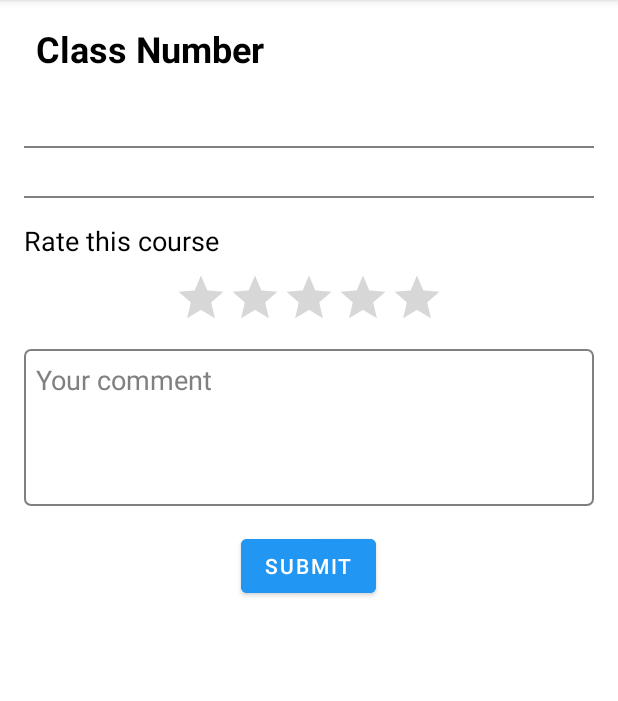
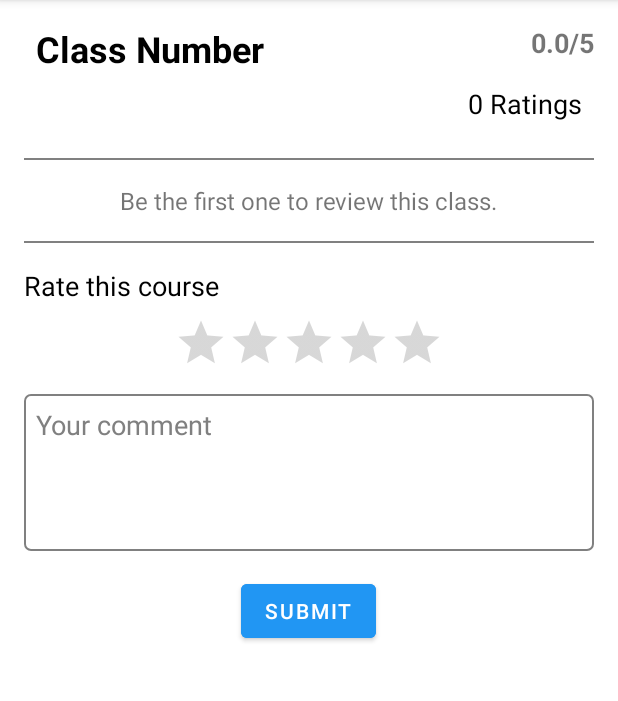
Before and after one commit to saykhar7/ClassRank, an Android app: the CourseRatingsActivity screen opened directly, with no data from a screen before it, on a phone screen of 412 x 824 dp, the part 84-785 px from its top. Run offline under Robolectric (Android 15) with nearby library versions, the phone set to English and light mode, and no system bars; our stand-ins replace Firebase (no records; nobody signed in at launch, a user with empty details on screens opened directly).

Commit message:
ui update

```diff
--- a/app/src/main/java/com/miniboss/classrank/CourseRatingsActivity.java
+++ b/app/src/main/java/com/miniboss/classrank/CourseRatingsActivity.java
@@ -49,7 +49,7 @@ public class CourseRatingsActivity extends AppCompatActivity {
 
     private TextView averageRating;
     private TextView totalRatingsCount;
-    @Override
+    private TextView noReviewsMessage;
     protected void onCreate(Bundle savedInstanceState) {
         super.onCreate(savedInstanceState);
         setContentView(R.layout.activity_course_ratings);
@@ -68,6 +68,7 @@ public class CourseRatingsActivity extends AppCompatActivity {
         courseId = getIntent().getStringExtra("course_id");
         fetchUserRating(courseId);
         fetchAllRatings(courseId);
+        noReviewsMessage = findViewById(R.id.noReviewsMessage);
 
         favoriteButton = findViewById(R.id.favoriteButton);
         favoriteButton.setOnClickListener(v -> toggleFavorite());
@@ -81,6 +82,13 @@ public class CourseRatingsActivity extends AppCompatActivity {
         String deptNameShortString = getIntent().getStringExtra("department_name_short");
         String professorNameString = getIntent().getStringExtra("professor_name");
 
+        if (classNumberValue != -1 && deptNameShortString != null) {
+            String toolbarTitle = deptNameShortString + " " + classNumberValue;
+            if (getSupportActionBar() != null) {
+                getSupportActionBar().setTitle(toolbarTitle);
+            }
+        }
+
         if (classNumberValue != -1) {
             String classNumberString = String.valueOf(classNumberValue);
             classNumber.setText(classNumberString);
@@ -89,8 +97,8 @@ public class CourseRatingsActivity extends AppCompatActivity {
         professorName.setText(professorNameString);
 
         ratingsRecyclerView.setLayoutManager(new LinearLayoutManager(this));
-        ratingsRecyclerView.setAdapter(new RatingsAdapter(this, getSampleRatings()));
-
+        String currentUserId = FirebaseAuth.getInstance().getCurrentUser().getUid();
+        ratingsRecyclerView.setAdapter(new RatingsAdapter(this, getSampleRatings(), currentUserId));
         submitButton.setOnClickListener(new View.OnClickListener() {
             @Override
             public void onClick(View v) {
@@ -170,9 +178,10 @@ public class CourseRatingsActivity extends AppCompatActivity {
                 .whereEqualTo("courseId", courseId)
                 .get()
                 .addOnCompleteListener(task -> {
-                    if (task.isSuccessful() && !task.getResult().isEmpty()) {
+                    if (task.isSuccessful()) {
                         List<CourseRating> ratingsList = task.getResult().toObjects(CourseRating.class);
 
+                        if (!ratingsList.isEmpty()) {
                             // Calculate the average rating
                             float totalRating = 0;
                             for (CourseRating rating : ratingsList) {
@@ -186,9 +195,15 @@ public class CourseRatingsActivity extends AppCompatActivity {
                             String totalRatingsCountText = String.format("%d Ratings", ratingsList.size());
                             totalRatingsCount.setText(totalRatingsCountText);
 
-                        // Display the ratings
-                        RatingsAdapter ratingsAdapter = new RatingsAdapter(this, ratingsList);
+                            // Display the ratings, and pass the userId
+                            RatingsAdapter ratingsAdapter = new RatingsAdapter(this, ratingsList, userId);
                             ratingsRecyclerView.setAdapter(ratingsAdapter);
+                        } else {
+                            // Display "0 Ratings", "0/5" and "Be the first one to review..."
+                            totalRatingsCount.setText("0 Ratings");
+                            averageRating.setText("0.0/5");
+                            noReviewsMessage.setVisibility(View.VISIBLE);
+                        }
                     }
                 });
     }
--- a/app/src/main/java/com/miniboss/classrank/HomeActivity.java
+++ b/app/src/main/java/com/miniboss/classrank/HomeActivity.java
@@ -150,7 +150,8 @@ public class HomeActivity extends AppCompatActivity implements HomeFragment.Home
 
             ratingsRecyclerView.setLayoutManager(new LinearLayoutManager(this));
             // Replace SampleRatingsAdapter with the actual adapter for your ratings list
-            ratingsRecyclerView.setAdapter(new RatingsAdapter(this, getSampleRatings()));
+            String currentUserId = FirebaseAuth.getInstance().getCurrentUser().getUid();
+            ratingsRecyclerView.setAdapter(new RatingsAdapter(this, getSampleRatings(), currentUserId));
 
             rateCommentButton.setOnClickListener(new View.OnClickListener() {
                 @Override
--- /dev/null
+++ b/app/src/main/res/drawable/border.xml
@@ -0,0 +1,7 @@
+<?xml version="1.0" encoding="utf-8"?>
+<shape xmlns:android="http://schemas.android.com/apk/res/android">
+    <solid android:color="@android:color/white" />
+    <corners android:radius="4dp" />
+    <stroke android:color="@android:color/darker_gray"
+        android:width="1dp" />
+</shape>
--- /dev/null
+++ b/app/src/main/res/drawable/highlighted_rating_border.xml
@@ -0,0 +1,7 @@
+<?xml version="1.0" encoding="utf-8"?>
+<shape xmlns:android="http://schemas.android.com/apk/res/android">
+    <stroke
+        android:width="2dp"
+        android:color="@color/blue" />
+    <corners android:radius="8dp" />
+</shape>
--- a/app/src/main/res/layout/activity_course_ratings.xml
+++ b/app/src/main/res/layout/activity_course_ratings.xml
@@ -80,7 +80,7 @@
         <RelativeLayout
             android:layout_width="match_parent"
             android:layout_height="wrap_content"
-            android:layout_marginTop="8dp">
+            android:padding="8dp">
 
             <TextView
                 android:id="@+id/professorName"
@@ -111,8 +111,17 @@
             android:id="@+id/ratingsRecyclerView"
             android:layout_width="match_parent"
             android:layout_height="wrap_content"
-            android:layout_marginTop="16dp" />
+            android:layout_marginTop="16dp"
+            android:background="@drawable/border" />
 
+        <TextView
+            android:id="@+id/noReviewsMessage"
+            android:layout_width="wrap_content"
+            android:layout_height="wrap_content"
+            android:text="Be the first one to review this class."
+            android:textSize="16sp"
+            android:layout_gravity="center"
+            android:visibility="gone"/>
         <View
             android:layout_width="match_parent"
             android:layout_height="1dp"
```
Also changed, not shown: app/src/main/java/com/miniboss/classrank/fragments/RatingsAdapter.java (+56 -3 lines), app/src/main/res/layout/rating_item.xml (+15 -1 lines). Lines whose indentation alone changed are shown as unchanged.
